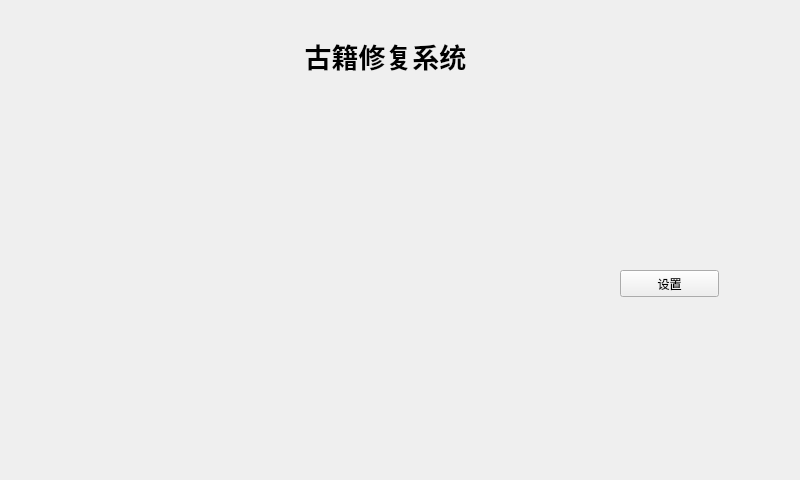
First picture: the form in bookReparatiom_Qt/widget.ui, repository zhang-haitao-repo/bookReparation, before the edit.
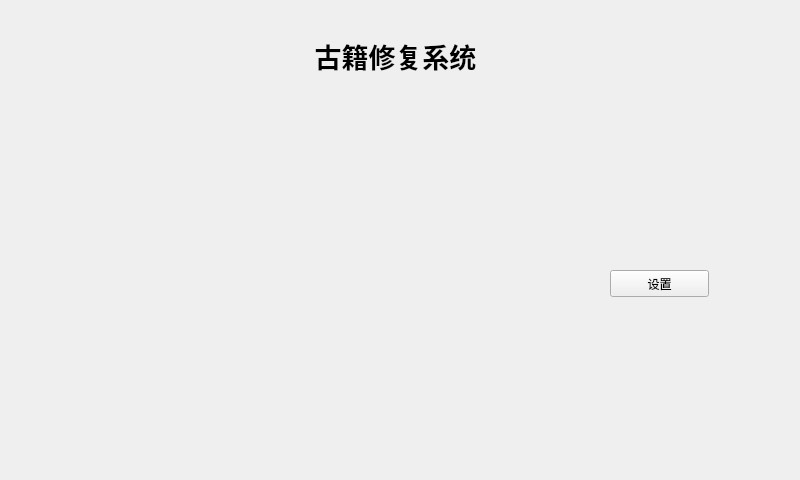
Second picture: the form after the edit.

What changed in the file:
```diff
--- a/bookReparatiom_Qt/widget.ui
+++ b/bookReparatiom_Qt/widget.ui
@@ -16,7 +16,7 @@
   <widget class="QLabel" name="label">
    <property name="geometry">
     <rect>
-     <x>280</x>
+     <x>290</x>
      <y>40</y>
      <width>211</width>
      <height>31</height>
@@ -39,7 +39,7 @@
   <widget class="QPushButton" name="pushButton">
    <property name="geometry">
     <rect>
-     <x>620</x>
+     <x>610</x>
      <y>270</y>
      <width>99</width>
      <height>27</height>
```
